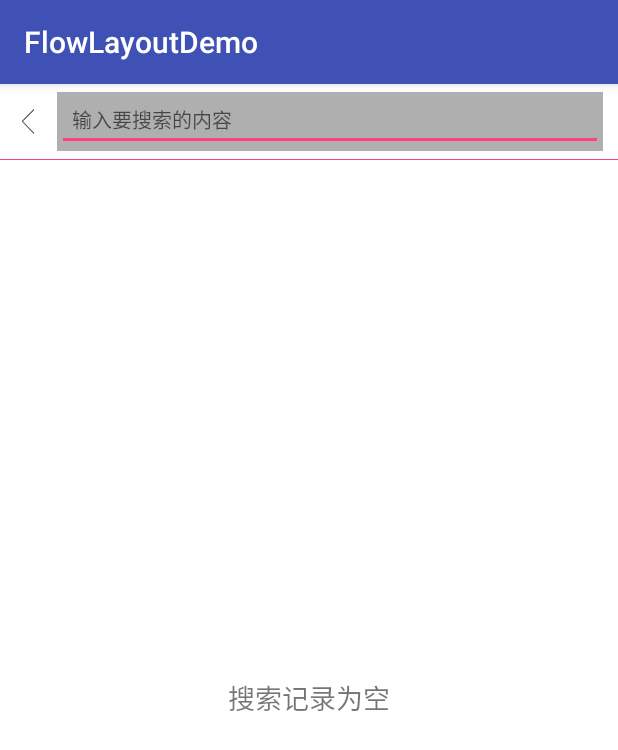
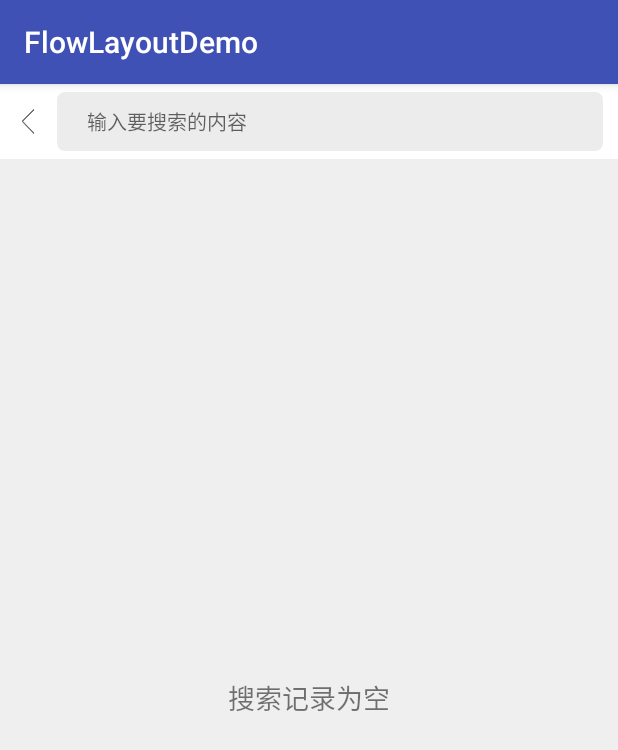
Before and after one commit to QiaoxgChina/Android_FlowLayout, an Android app: the screen it shows after launch (MainActivity), on a phone screen of 412 x 824 dp. Shown: the top 750 px of the screen. Run offline under Robolectric (Android 15) with nearby library versions, the phone set to English and light mode, and no system bars.

Commit message:
解决bug

```diff
--- /dev/null
+++ b/app/src/main/res/drawable/shape_round_tran.xml
@@ -0,0 +1,12 @@
+<?xml version="1.0" encoding="utf-8"?>
+<shape xmlns:android="http://schemas.android.com/apk/res/android">
+
+    <solid android:color="#65cfcfcf" />
+    <corners android:radius="5dp" />
+    <padding
+        android:bottom="5dp"
+        android:left="10dp"
+        android:right="10dp"
+        android:top="5dp" />
+
+</shape>
--- a/app/src/main/res/layout/activity_main.xml
+++ b/app/src/main/res/layout/activity_main.xml
@@ -28,13 +28,14 @@
             android:layout_centerVertical="true"
             android:layout_marginRight="10dp"
             android:layout_toRightOf="@+id/btn_back"
-            android:background="#afafaf">
+            android:background="@drawable/shape_round_tran">
 
             <EditText
                 android:id="@+id/search_et"
                 android:layout_width="match_parent"
                 android:layout_height="match_parent"
                 android:layout_toLeftOf="@+id/cancel_btn"
+                android:background="@null"
                 android:hint="输入要搜索的内容"
                 android:imeOptions="actionSearch"
                 android:maxLines="1"
@@ -48,8 +49,7 @@
                 android:layout_height="match_parent"
                 android:layout_alignParentRight="true"
                 android:layout_centerVertical="true"
-                android:paddingLeft="10dp"
-                android:paddingRight="10dp"
+                android:paddingLeft="20dp"
                 android:src="@drawable/label_delete"
                 android:visibility="gone" />
 
@@ -59,19 +59,20 @@
     <View
         android:layout_width="match_parent"
         android:layout_height="0.5dp"
-        android:background="@color/colorAccent" />
+        android:background="#efefef" />
 
     <RelativeLayout
         android:layout_width="match_parent"
         android:layout_height="match_parent"
-        android:background="#fff">
+        android:background="#efefef">
 
         <LinearLayout
             android:id="@+id/history_layout"
             android:layout_width="match_parent"
             android:layout_height="wrap_content"
-            android:visibility="gone"
-            android:orientation="vertical">
+            android:orientation="vertical"
+            android:background="#fff"
+            android:visibility="gone">
 
             <RelativeLayout
                 android:layout_width="match_parent"
@@ -139,7 +140,7 @@
                 android:layout_width="match_parent"
                 android:layout_height="0.5dp"
                 android:layout_marginTop="15dp"
-                android:background="@color/colorAccent" />
+                android:background="#efefef" />
 
             <TextView
                 android:id="@+id/btn_clearAllHistory"
```
Also changed, not shown: app/src/main/java/com/qiaoxg/flowlayoutdemo/MainActivity.java (+17 -2 lines).
